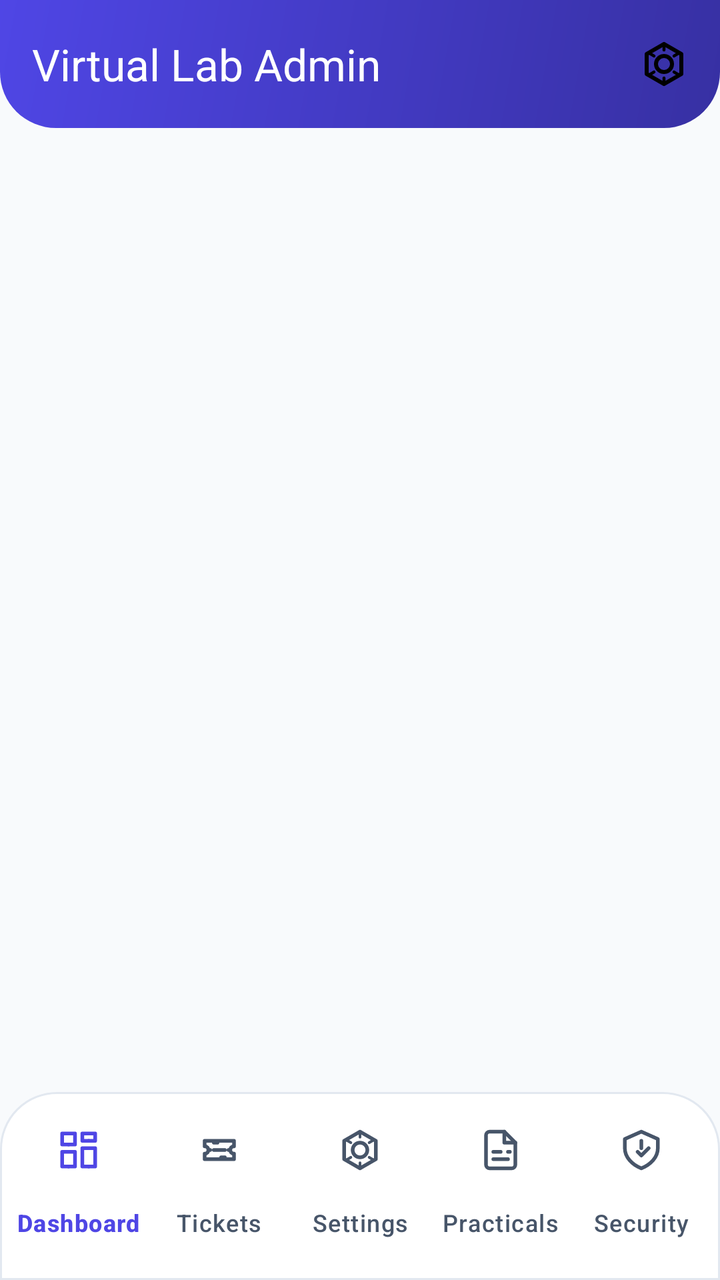
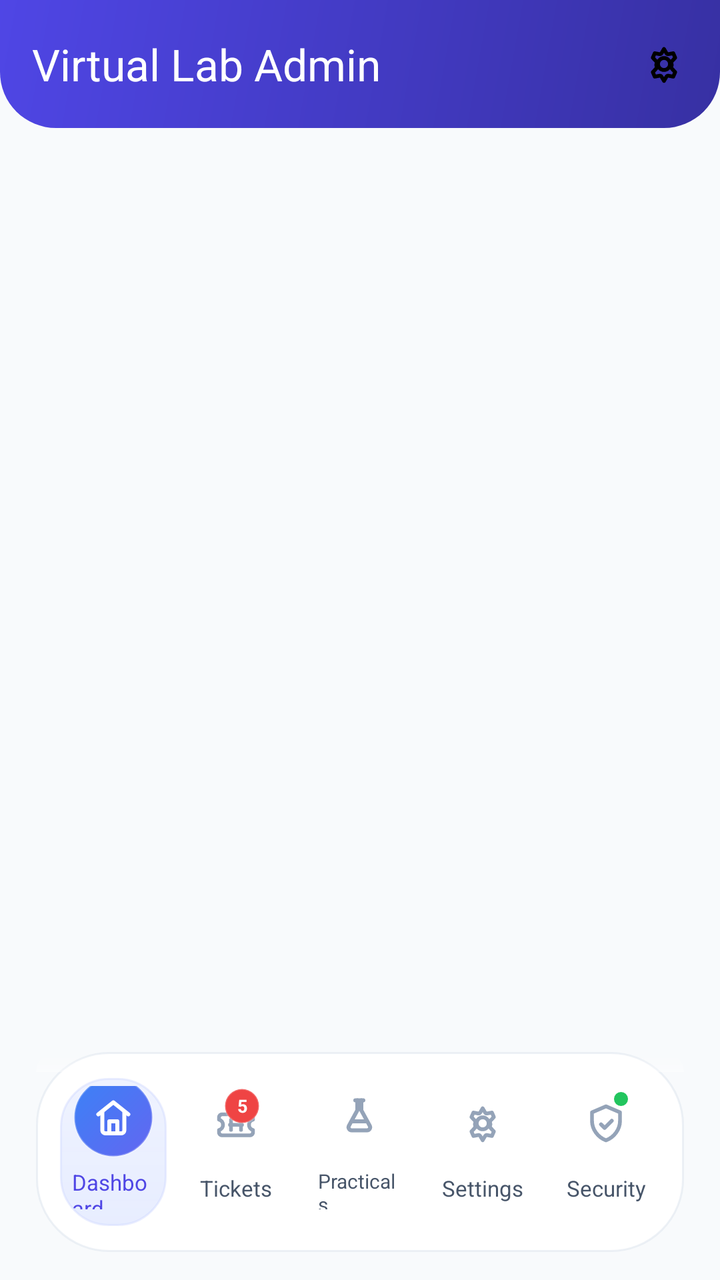

The first picture is an Android layout as it rendered before a commit; the second is the same layout after the commit. The layout source and the unified diff follow.
<!-- AndroidManifest.xml: application theme Theme.VirtualLabAdmin -->
<!-- res/layout/activity_main.xml -->
<?xml version="1.0" encoding="utf-8"?>
<androidx.coordinatorlayout.widget.CoordinatorLayout xmlns:android="http://schemas.android.com/apk/res/android"
    xmlns:app="http://schemas.android.com/apk/res-auto"
    android:id="@+id/root"
    android:layout_width="match_parent"
    android:layout_height="match_parent"
    android:background="@color/bg_dark">

    <com.google.android.material.appbar.AppBarLayout
        android:id="@+id/appBar"
        android:layout_width="match_parent"
        android:layout_height="wrap_content"
        android:background="@drawable/bg_blue_header_gradient"
        android:elevation="0dp"
        app:liftOnScroll="true">

        <com.google.android.material.appbar.MaterialToolbar
            android:id="@+id/toolbar"
            android:layout_width="match_parent"
            android:layout_height="wrap_content"
            android:paddingStart="4dp"
            android:paddingEnd="4dp"
            android:theme="@style/ThemeOverlay.Material3.ActionBar"
            app:title="@string/app_name"
            app:titleTextColor="@android:color/white"
            app:subtitleTextColor="#D7E4FF"
            app:menu="@menu/main_toolbar_menu"
            app:popupTheme="@style/ThemeOverlay.Material3" />
    </com.google.android.material.appbar.AppBarLayout>

    <FrameLayout
        android:id="@+id/fragmentContainer"
        android:layout_width="match_parent"
        android:layout_height="match_parent"
        android:layout_marginBottom="56dp"
        app:layout_behavior="@string/appbar_scrolling_view_behavior" />

    <com.google.android.material.bottomnavigation.BottomNavigationView
        android:id="@+id/bottomNav"
        android:layout_width="match_parent"
        android:layout_height="wrap_content"
        android:layout_gravity="bottom"
        android:background="@drawable/bg_bottom_nav"
        android:paddingTop="6dp"
        android:paddingBottom="8dp"
        app:itemActiveIndicatorStyle="@style/Widget.VirtualLab.BottomNav.ActiveIndicator"
        app:itemIconSize="22dp"
        app:itemIconTint="@color/bottom_nav_colors"
        app:itemTextColor="@color/bottom_nav_colors"
        app:itemRippleColor="@color/stroke"
        app:labelVisibilityMode="labeled"
        app:elevation="8dp"
        app:menu="@menu/bottom_nav_menu" />

</androidx.coordinatorlayout.widget.CoordinatorLayout>
<!-- resources referenced by this layout -->
<resources>
  <!-- drawable bg_bottom_nav (drawable) -->
  <?xml version="1.0" encoding="utf-8"?>
  <shape xmlns:android="http://schemas.android.com/apk/res/android">
      <solid android:color="@android:color/white" />
      <corners
          android:topLeftRadius="28dp"
          android:topRightRadius="28dp" />
      <stroke
          android:width="1dp"
          android:color="@color/stroke" />
      <padding
          android:left="4dp"
          android:top="2dp"
          android:right="4dp"
          android:bottom="6dp" />
  </shape>
  <style name="Widget.VirtualLab.BottomNav.ActiveIndicator" parent="">
          <item name="android:width">56dp</item>
          <item name="android:height">32dp</item>
          <item name="android:color">@color/nav_indicator</item>
          <item name="shapeAppearance">@style/ShapeAppearance.VirtualLab.BottomNav.ActiveIndicator</item>
      </style>
  <color name="nav_indicator">#E9E7FF</color>
  <style name="ShapeAppearance.VirtualLab.BottomNav.ActiveIndicator" parent="">
          <item name="cornerFamily">rounded</item>
          <item name="cornerSize">16dp</item>
      </style>
  <!-- unchanged entries left out for length: 15 -->
</resources>

<!-- the commit's change to res/layout/activity_main.xml (unified diff, before → after) -->
@@ -32,24 +32,333 @@
         android:id="@+id/fragmentContainer"
         android:layout_width="match_parent"
         android:layout_height="match_parent"
-        android:layout_marginBottom="56dp"
-        app:layout_behavior="@string/appbar_scrolling_view_behavior" />
-
-    <com.google.android.material.bottomnavigation.BottomNavigationView
-        android:id="@+id/bottomNav"
+        android:layout_marginBottom="126dp" />
+
+    <FrameLayout
+        android:id="@+id/bottomNavShell"
         android:layout_width="match_parent"
-        android:layout_height="wrap_content"
+        android:layout_height="100dp"
         android:layout_gravity="bottom"
-        android:background="@drawable/bg_bottom_nav"
-        android:paddingTop="6dp"
-        android:paddingBottom="8dp"
-        app:itemActiveIndicatorStyle="@style/Widget.VirtualLab.BottomNav.ActiveIndicator"
-        app:itemIconSize="22dp"
-        app:itemIconTint="@color/bottom_nav_colors"
-        app:itemTextColor="@color/bottom_nav_colors"
-        app:itemRippleColor="@color/stroke"
-        app:labelVisibilityMode="labeled"
-        app:elevation="8dp"
-        app:menu="@menu/bottom_nav_menu" />
-
+        android:layout_marginStart="18dp"
+        android:layout_marginEnd="18dp"
+        android:layout_marginBottom="14dp"
+        android:background="@drawable/bg_bottom_nav_glass"
+        android:clipChildren="false"
+        android:clipToPadding="false"
+        android:elevation="14dp">
+
+        <View
+            android:id="@+id/bottomNavReflection"
+            android:layout_width="match_parent"
+            android:layout_height="10dp"
+            android:layout_gravity="top"
+            android:background="@drawable/bg_bottom_nav_reflection" />
+
+        <LinearLayout
+            android:id="@+id/bottomNav"
+            android:layout_width="match_parent"
+            android:layout_height="match_parent"
+            android:gravity="center_vertical"
+            android:orientation="horizontal"
+            android:paddingStart="8dp"
+            android:paddingTop="7dp"
+            android:paddingEnd="8dp"
+            android:paddingBottom="7dp">
+
+            <FrameLayout
+                android:id="@+id/navDashboard"
+                android:layout_width="0dp"
+                android:layout_height="match_parent"
+                android:layout_weight="1"
+                android:clickable="true"
+                android:focusable="true"
+                android:foreground="?attr/selectableItemBackgroundBorderless"
+                android:stateListAnimator="@animator/vl_press_state">
+
+                <LinearLayout
+                    android:id="@+id/navDashboardPill"
+                    android:layout_width="match_parent"
+                    android:layout_height="match_parent"
+                    android:layout_gravity="center"
+                    android:layout_marginHorizontal="4dp"
+                    android:layout_marginVertical="6dp"
+                    android:background="@drawable/bg_nav_item_active"
+                    android:gravity="center"
+                    android:orientation="vertical"
+                    android:paddingHorizontal="6dp"
+                    android:paddingVertical="4dp">
+
+                    <FrameLayout
+                        android:id="@+id/navDashboardOrb"
+                        android:layout_width="40dp"
+                        android:layout_height="40dp"
+                        android:background="@drawable/bg_nav_active_icon_orb">
+
+                        <ImageView
+                            android:id="@+id/navDashboardIcon"
+                            android:layout_width="24dp"
+                            android:layout_height="24dp"
+                            android:layout_gravity="center"
+                            android:src="@drawable/ic_dashboard_24"
+                            app:tint="@android:color/white" />
+                    </FrameLayout>
+
+                    <TextView
+                        android:id="@+id/navDashboardLabel"
+                        android:layout_width="wrap_content"
+                        android:layout_height="wrap_content"
+                        android:layout_marginTop="5dp"
+                        android:text="Dashboard"
+                        android:textColor="@color/brand"
+                        android:textSize="11sp" />
+
+                    <View
+                        android:id="@+id/navDashboardIndicator"
+                        android:layout_width="18dp"
+                        android:layout_height="3dp"
+                        android:layout_marginTop="6dp"
+                        android:background="@drawable/bg_nav_indicator_line" />
+                </LinearLayout>
+            </FrameLayout>
+
+            <FrameLayout
+                android:id="@+id/navTickets"
+                android:layout_width="0dp"
+                android:layout_height="match_parent"
+                android:layout_weight="1"
+                android:clickable="true"
+                android:focusable="true"
+                android:foreground="?attr/selectableItemBackgroundBorderless"
+                android:stateListAnimator="@animator/vl_press_state">
+
+                <LinearLayout
+                    android:id="@+id/navTicketsPill"
+                    android:layout_width="match_parent"
+                    android:layout_height="match_parent"
+                    android:layout_marginHorizontal="4dp"
+                    android:layout_marginVertical="6dp"
+                    android:gravity="center"
+                    android:orientation="vertical"
+                    android:paddingHorizontal="6dp"
+                    android:paddingVertical="4dp">
+
+                    <FrameLayout
+                        android:id="@+id/navTicketsOrb"
+                        android:layout_width="40dp"
+                        android:layout_height="40dp">
+
+                        <ImageView
+                            android:id="@+id/navTicketsIcon"
+                            android:layout_width="24dp"
+                            android:layout_height="24dp"
+                            android:layout_gravity="center"
+                            android:src="@drawable/ic_tickets_24"
+                            app:tint="@color/text_soft" />
+                    </FrameLayout>
+
+                    <TextView
+                        android:id="@+id/navTicketsLabel"
+                        android:layout_width="wrap_content"
+                        android:layout_height="wrap_content"
+                        android:layout_marginTop="5dp"
+                        android:text="Tickets"
+                        android:textColor="@color/text_muted"
+                        android:textSize="11sp" />
+
+                    <View
+                        android:id="@+id/navTicketsIndicator"
+                        android:layout_width="18dp"
+                        android:layout_height="3dp"
+                        android:layout_marginTop="6dp"
+                        android:background="@drawable/bg_nav_indicator_line"
+                        android:visibility="invisible" />
+                </LinearLayout>
+
+                <TextView
+                    android:id="@+id/ticketBadge"
+                    android:layout_width="18dp"
+                    android:layout_height="18dp"
+                    android:layout_gravity="top|end"
+                    android:layout_marginTop="11dp"
+                    android:layout_marginEnd="19dp"
+                    android:background="@drawable/bg_nav_badge"
+                    android:gravity="center"
+                    android:text="5"
+                    android:textColor="@android:color/white"
+                    android:textSize="9sp"
+                    android:textStyle="bold" />
+            </FrameLayout>
+
+            <FrameLayout
+                android:id="@+id/navPracticals"
+                android:layout_width="0dp"
+                android:layout_height="match_parent"
+                android:layout_weight="1"
+                android:clickable="true"
+                android:focusable="true"
+                android:foreground="?attr/selectableItemBackgroundBorderless"
+                android:stateListAnimator="@animator/vl_press_state">
+
+                <LinearLayout
+                    android:id="@+id/navPracticalsPill"
+                    android:layout_width="match_parent"
+                    android:layout_height="match_parent"
+                    android:layout_marginHorizontal="4dp"
+                    android:layout_marginVertical="6dp"
+                    android:gravity="center"
+                    android:orientation="vertical"
+                    android:paddingHorizontal="6dp"
+                    android:paddingVertical="4dp">
+
+                    <FrameLayout
+                        android:id="@+id/navPracticalsOrb"
+                        android:layout_width="40dp"
+                        android:layout_height="40dp">
+
+                        <ImageView
+                            android:id="@+id/navPracticalsIcon"
+                            android:layout_width="24dp"
+                            android:layout_height="24dp"
+                            android:layout_gravity="center"
+                            android:src="@drawable/ic_labs_24"
+                            app:tint="@color/text_soft" />
+                    </FrameLayout>
+
+                    <TextView
+                        android:id="@+id/navPracticalsLabel"
+                        android:layout_width="wrap_content"
+                        android:layout_height="wrap_content"
+                        android:layout_marginTop="5dp"
+                        android:text="Practicals"
+                        android:textColor="@color/text_muted"
+                        android:textSize="10sp" />
+
+                    <View
+                        android:id="@+id/navPracticalsIndicator"
+                        android:layout_width="18dp"
+                        android:layout_height="3dp"
+                        android:layout_marginTop="6dp"
+                        android:background="@drawable/bg_nav_indicator_line"
+                        android:visibility="invisible" />
+                </LinearLayout>
+            </FrameLayout>
+
+            <FrameLayout
+                android:id="@+id/navSettings"
+                android:layout_width="0dp"
+                android:layout_height="match_parent"
+                android:layout_weight="1"
+                android:clickable="true"
+                android:focusable="true"
+                android:foreground="?attr/selectableItemBackgroundBorderless"
+                android:stateListAnimator="@animator/vl_press_state">
+
+                <LinearLayout
+                    android:id="@+id/navSettingsPill"
+                    android:layout_width="match_parent"
+                    android:layout_height="match_parent"
+                    android:layout_marginHorizontal="4dp"
+                    android:layout_marginVertical="6dp"
+                    android:gravity="center"
+                    android:orientation="vertical"
+                    android:paddingHorizontal="6dp"
+                    android:paddingVertical="4dp">
+
+                    <FrameLayout
+                        android:id="@+id/navSettingsOrb"
+                        android:layout_width="40dp"
+                        android:layout_height="40dp">
+
+                        <ImageView
+                            android:id="@+id/navSettingsIcon"
+                            android:layout_width="24dp"
+                            android:layout_height="24dp"
+                            android:layout_gravity="center"
+                            android:src="@drawable/ic_settings_24"
+                            app:tint="@color/text_soft" />
+                    </FrameLayout>
+
+                    <TextView
+                        android:id="@+id/navSettingsLabel"
+                        android:layout_width="wrap_content"
+                        android:layout_height="wrap_content"
+                        android:layout_marginTop="5dp"
+                        android:text="Settings"
+                        android:textColor="@color/text_muted"
+                        android:textSize="11sp" />
+
+                    <View
+                        android:id="@+id/navSettingsIndicator"
+                        android:layout_width="18dp"
+                        android:layout_height="3dp"
+                        android:layout_marginTop="6dp"
+                        android:background="@drawable/bg_nav_indicator_line"
+                        android:visibility="invisible" />
+                </LinearLayout>
+            </FrameLayout>
+
+            <FrameLayout
+                android:id="@+id/navSecurity"
+                android:layout_width="0dp"
+                android:layout_height="match_parent"
+                android:layout_weight="1"
+                android:clickable="true"
+                android:focusable="true"
+                android:foreground="?attr/selectableItemBackgroundBorderless"
+                android:stateListAnimator="@animator/vl_press_state">
+
+                <LinearLayout
+                    android:id="@+id/navSecurityPill"
+                    android:layout_width="match_parent"
+                    android:layout_height="match_parent"
+                    android:layout_marginHorizontal="4dp"
+                    android:layout_marginVertical="6dp"
+                    android:gravity="center"
+                    android:orientation="vertical"
+                    android:paddingHorizontal="6dp"
+                    android:paddingVertical="4dp">
+
+                    <FrameLayout
+                        android:id="@+id/navSecurityOrb"
+                        android:layout_width="40dp"
+                        android:layout_height="40dp">
+
+                        <ImageView
+                            android:id="@+id/navSecurityIcon"
+                            android:layout_width="24dp"
+                            android:layout_height="24dp"
+                            android:layout_gravity="center"
+                            android:src="@drawable/ic_security_24"
+                            app:tint="@color/text_soft" />
+                    </FrameLayout>
+
+                    <TextView
+                        android:id="@+id/navSecurityLabel"
+                        android:layout_width="wrap_content"
+                        android:layout_height="wrap_content"
+                        android:layout_marginTop="5dp"
+                        android:text="Security"
+                        android:textColor="@color/text_muted"
+                        android:textSize="11sp" />
+
+                    <View
+                        android:id="@+id/navSecurityIndicator"
+                        android:layout_width="18dp"
+                        android:layout_height="3dp"
+                        android:layout_marginTop="6dp"
+                        android:background="@drawable/bg_nav_indicator_line"
+                        android:visibility="invisible" />
+                </LinearLayout>
+
+                <View
+                    android:id="@+id/navSecurityDot"
+                    android:layout_width="7dp"
+                    android:layout_height="7dp"
+                    android:layout_gravity="top|end"
+                    android:layout_marginTop="13dp"
+                    android:layout_marginEnd="20dp"
+                    android:background="@drawable/bg_nav_status_dot" />
+            </FrameLayout>
+        </LinearLayout>
+    </FrameLayout>
 </androidx.coordinatorlayout.widget.CoordinatorLayout>
<!-- resource entries referenced after the edit -->
@@ -1,32 +1,194 @@
 <!-- resources referenced by this layout -->
 <resources>
-  <!-- drawable bg_bottom_nav (drawable) -->
+  <color name="text_soft">#94A3B8</color>
+  <!-- drawable bg_bottom_nav_glass (drawable) -->
   <?xml version="1.0" encoding="utf-8"?>
   <shape xmlns:android="http://schemas.android.com/apk/res/android">
-      <solid android:color="@android:color/white" />
-      <corners
-          android:topLeftRadius="28dp"
-          android:topRightRadius="28dp" />
+      <gradient
+          android:angle="270"
+          android:startColor="#F7FFFFFF"
+          android:endColor="#EEFFFFFF" />
       <stroke
           android:width="1dp"
-          android:color="@color/stroke" />
-      <padding
-          android:left="4dp"
-          android:top="2dp"
-          android:right="4dp"
-          android:bottom="6dp" />
+          android:color="#99E2E8F0" />
+      <corners android:radius="36dp" />
   </shape>
-  <style name="Widget.VirtualLab.BottomNav.ActiveIndicator" parent="">
-          <item name="android:width">56dp</item>
-          <item name="android:height">32dp</item>
-          <item name="android:color">@color/nav_indicator</item>
-          <item name="shapeAppearance">@style/ShapeAppearance.VirtualLab.BottomNav.ActiveIndicator</item>
-      </style>
-  <color name="nav_indicator">#E9E7FF</color>
-  <style name="ShapeAppearance.VirtualLab.BottomNav.ActiveIndicator" parent="">
-          <item name="cornerFamily">rounded</item>
-          <item name="cornerSize">16dp</item>
-      </style>
+  <!-- drawable bg_bottom_nav_reflection (drawable) -->
+  <?xml version="1.0" encoding="utf-8"?>
+  <shape xmlns:android="http://schemas.android.com/apk/res/android">
+      <gradient
+          android:angle="90"
+          android:startColor="#66FFFFFF"
+          android:endColor="#00FFFFFF" />
+      <corners
+          android:topLeftRadius="36dp"
+          android:topRightRadius="36dp" />
+  </shape>
+  <!-- drawable bg_nav_active_icon_orb (drawable) -->
+  <?xml version="1.0" encoding="utf-8"?>
+  <shape xmlns:android="http://schemas.android.com/apk/res/android"
+      android:shape="oval">
+      <gradient
+          android:angle="315"
+          android:startColor="#3B82F6"
+          android:endColor="#6366F1" />
+      <stroke
+          android:width="1dp"
+          android:color="#40FFFFFF" />
+  </shape>
+  <!-- drawable bg_nav_badge (drawable) -->
+  <?xml version="1.0" encoding="utf-8"?>
+  <shape xmlns:android="http://schemas.android.com/apk/res/android"
+      android:shape="oval">
+      <solid android:color="#EF4444" />
+      <stroke
+          android:width="1dp"
+          android:color="#33FFFFFF" />
+  </shape>
+  <!-- drawable bg_nav_indicator_line (drawable) -->
+  <?xml version="1.0" encoding="utf-8"?>
+  <shape xmlns:android="http://schemas.android.com/apk/res/android">
+      <solid android:color="@color/brand" />
+      <corners
+          android:bottomLeftRadius="2dp"
+          android:bottomRightRadius="2dp" />
+  </shape>
+  <!-- drawable bg_nav_item_active (drawable) -->
+  <?xml version="1.0" encoding="utf-8"?>
+  <shape xmlns:android="http://schemas.android.com/apk/res/android">
+      <gradient
+          android:angle="270"
+          android:startColor="#F5EEF2FF"
+          android:endColor="#F2E6ECFF" />
+      <stroke
+          android:width="1dp"
+          android:color="#66C7D2FE" />
+      <corners android:radius="24dp" />
+  </shape>
+  <!-- drawable bg_nav_status_dot (drawable) -->
+  <?xml version="1.0" encoding="utf-8"?>
+  <shape xmlns:android="http://schemas.android.com/apk/res/android"
+      android:shape="oval">
+      <solid android:color="#22C55E" />
+  </shape>
+  <!-- drawable ic_dashboard_24 (drawable) -->
+  <vector xmlns:android="http://schemas.android.com/apk/res/android"
+      android:width="24dp"
+      android:height="24dp"
+      android:viewportWidth="24"
+      android:viewportHeight="24">
+      <path
+          android:fillColor="#00000000"
+          android:strokeColor="#FF000000"
+          android:strokeWidth="2"
+          android:strokeLineCap="round"
+          android:strokeLineJoin="round"
+          android:pathData="M4.5,10.5 L12,4.5 L19.5,10.5" />
+      <path
+          android:fillColor="#00000000"
+          android:strokeColor="#FF000000"
+          android:strokeWidth="2"
+          android:strokeLineCap="round"
+          android:strokeLineJoin="round"
+          android:pathData="M6.5,9.5 V18.5 C6.5,19.33 7.17,20 8,20 H16 C16.83,20 17.5,19.33 17.5,18.5 V9.5" />
+      <path
+          android:fillColor="#00000000"
+          android:strokeColor="#FF000000"
+          android:strokeWidth="2"
+          android:strokeLineCap="round"
+          android:strokeLineJoin="round"
+          android:pathData="M10,20 V14 H14 V20" />
+  </vector>
+  <!-- drawable ic_labs_24 (drawable) -->
+  <?xml version="1.0" encoding="utf-8"?>
+  <vector xmlns:android="http://schemas.android.com/apk/res/android"
+      android:width="24dp"
+      android:height="24dp"
+      android:viewportWidth="24"
+      android:viewportHeight="24">
+      <path
+          android:fillColor="#00000000"
+          android:strokeColor="#FF000000"
+          android:strokeWidth="2"
+          android:strokeLineCap="round"
+          android:strokeLineJoin="round"
+          android:pathData="M10,3.5 H14" />
+      <path
+          android:fillColor="#00000000"
+          android:strokeColor="#FF000000"
+          android:strokeWidth="2"
+          android:strokeLineCap="round"
+          android:strokeLineJoin="round"
+          android:pathData="M11,3.5 V8.5 L6.8,16.2 C6.22,17.26 6.98,18.5 8.18,18.5 H15.82 C17.02,18.5 17.78,17.26 17.2,16.2 L13,8.5 V3.5" />
+      <path
+          android:fillColor="#00000000"
+          android:strokeColor="#FF000000"
+          android:strokeWidth="2"
+          android:strokeLineCap="round"
+          android:strokeLineJoin="round"
+          android:pathData="M8.9,14 H15.1" />
+  </vector>
+  <!-- drawable ic_security_24 (drawable) -->
+  <vector xmlns:android="http://schemas.android.com/apk/res/android"
+      android:width="24dp"
+      android:height="24dp"
+      android:viewportWidth="24"
+      android:viewportHeight="24">
+    <path
+        android:strokeColor="#FF000000"
+        android:strokeWidth="1.9"
+        android:strokeLineCap="round"
+        android:strokeLineJoin="round"
+        android:fillColor="#00000000"
+        android:pathData="M12,3.5 L19,6.5 V10.75 C19,15 16.13,18.93 12,20.5 C7.87,18.93 5,15 5,10.75 V6.5 Z"/>
+    <path
+        android:strokeColor="#FF000000"
+        android:strokeWidth="1.9"
+        android:strokeLineCap="round"
+        android:strokeLineJoin="round"
+        android:fillColor="#00000000"
+        android:pathData="M9.5,12.5 L11.3,14.3 L14.9,10.7"/>
+  </vector>
+  <!-- drawable ic_settings_24 (drawable) -->
+  <vector xmlns:android="http://schemas.android.com/apk/res/android"
+      android:width="24dp"
+      android:height="24dp"
+      android:viewportWidth="24"
+      android:viewportHeight="24">
+    <path
+        android:strokeColor="#FF000000"
+        android:strokeWidth="1.9"
+        android:strokeLineCap="round"
+        android:strokeLineJoin="round"
+        android:fillColor="#00000000"
+        android:pathData="M12,4.5 L13.18,6.52 C13.41,6.92 13.87,7.13 14.32,7.05 L16.62,6.62 L17.6,8.87 L15.99,10.56 C15.68,10.88 15.58,11.35 15.74,11.77 C15.91,12.22 15.91,12.72 15.74,13.17 C15.58,13.59 15.68,14.06 15.99,14.38 L17.6,16.07 L16.62,18.32 L14.32,17.89 C13.87,17.81 13.41,18.02 13.18,18.42 L12,20.44 L10.82,18.42 C10.59,18.02 10.13,17.81 9.68,17.89 L7.38,18.32 L6.4,16.07 L8.01,14.38 C8.32,14.06 8.42,13.59 8.26,13.17 C8.09,12.72 8.09,12.22 8.26,11.77 C8.42,11.35 8.32,10.88 8.01,10.56 L6.4,8.87 L7.38,6.62 L9.68,7.05 C10.13,7.13 10.59,6.92 10.82,6.52 Z"/>
+    <path
+        android:strokeColor="#FF000000"
+        android:strokeWidth="1.9"
+        android:strokeLineCap="round"
+        android:strokeLineJoin="round"
+        android:fillColor="#00000000"
+        android:pathData="M12,9 A3,3 0 1,1 12,15 A3,3 0 1,1 12,9"/>
+  </vector>
+  <!-- drawable ic_tickets_24 (drawable) -->
+  <vector xmlns:android="http://schemas.android.com/apk/res/android"
+      android:width="24dp"
+      android:height="24dp"
+      android:viewportWidth="24"
+      android:viewportHeight="24">
+    <path
+        android:strokeColor="#FF000000"
+        android:strokeWidth="1.9"
+        android:strokeLineCap="round"
+        android:strokeLineJoin="round"
+        android:fillColor="#00000000"
+        android:pathData="M5,7.5 H19 C19.83,7.5 20.5,8.17 20.5,9 V10.15 C19.3,10.45 18.5,11.53 18.5,12.75 C18.5,13.97 19.3,15.05 20.5,15.35 V16.5 C20.5,17.33 19.83,18 19,18 H5 C4.17,18 3.5,17.33 3.5,16.5 V15.35 C4.7,15.05 5.5,13.97 5.5,12.75 C5.5,11.53 4.7,10.45 3.5,10.15 V9 C3.5,8.17 4.17,7.5 5,7.5 Z"/>
+    <path
+        android:strokeColor="#FF000000"
+        android:strokeWidth="1.9"
+        android:strokeLineCap="round"
+        android:pathData="M9.5,10.25 V15.25 M14.5,10.25 V15.25 M9,12.75 H15"/>
+  </vector>
   <!-- unchanged entries left out for length: 15 -->
 </resources>
 
